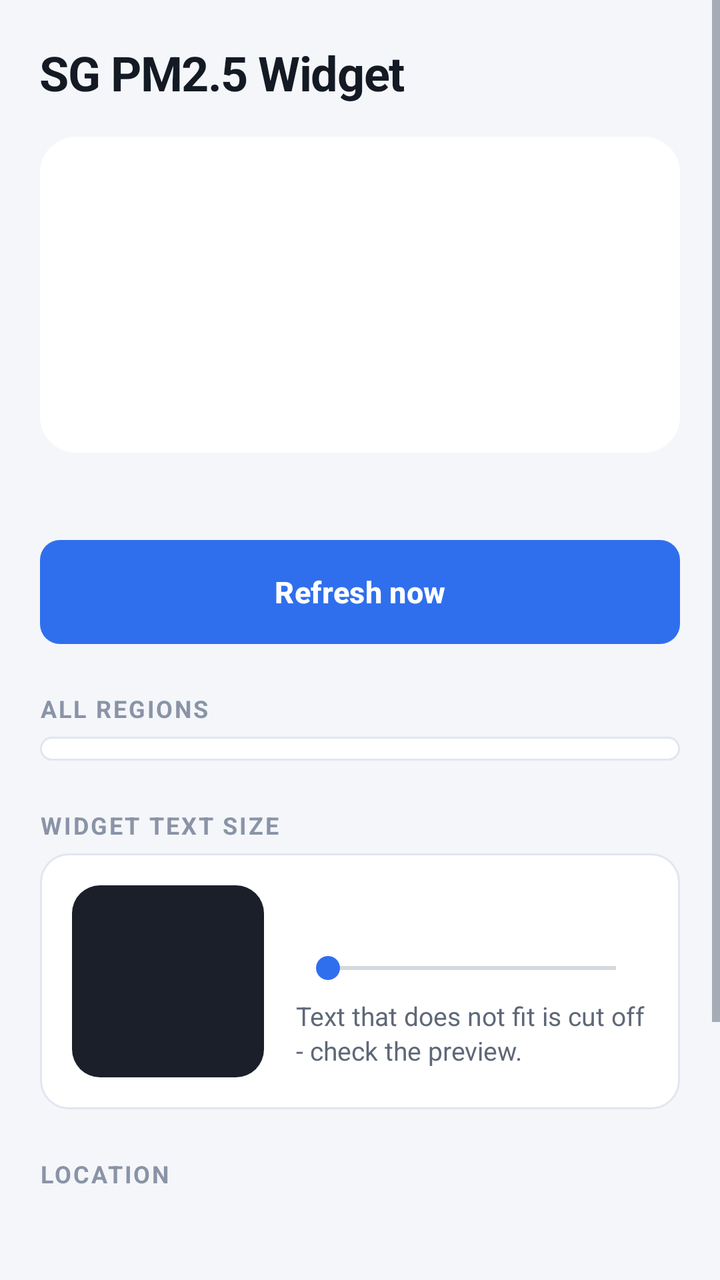
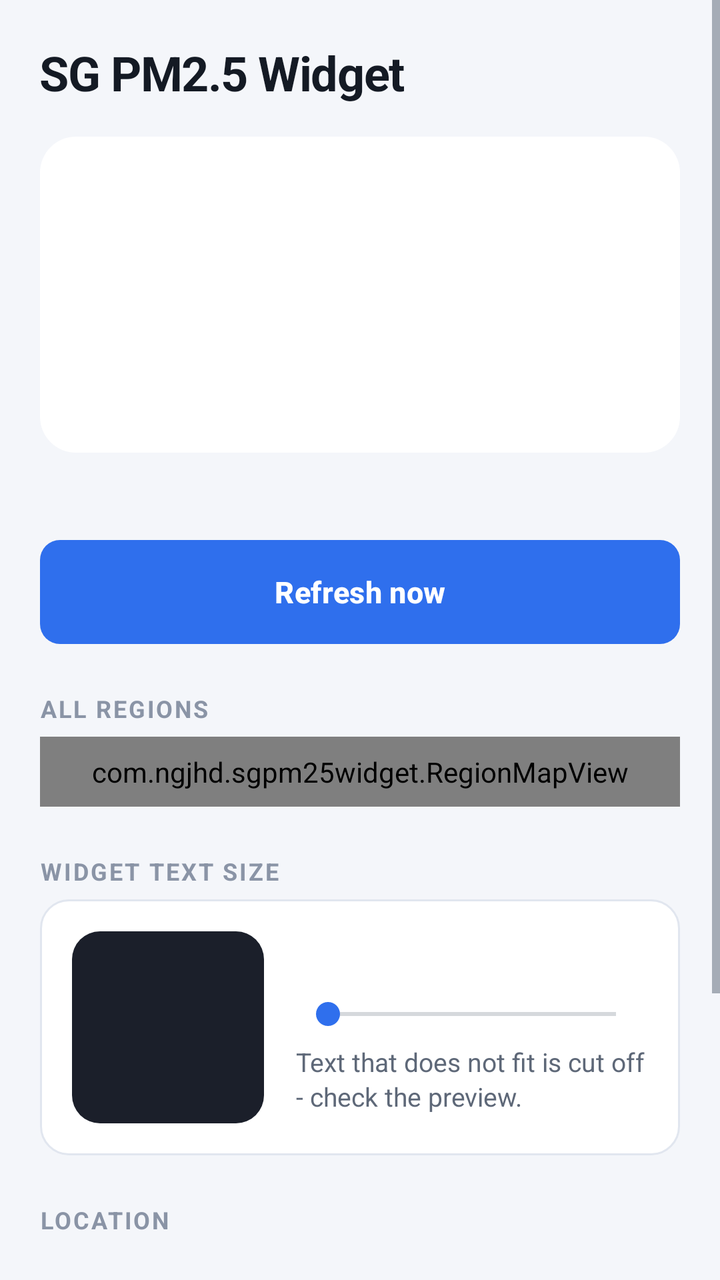

Screens rendered from an Android XML layout before and after an edit, with the pre-edit source and the edit as a unified diff.
<!-- AndroidManifest.xml: application theme AppTheme -->
<!-- res/layout/activity_main.xml -->
<?xml version="1.0" encoding="utf-8"?>
<LinearLayout xmlns:android="http://schemas.android.com/apk/res/android"
    android:id="@+id/main_root"
    android:layout_width="match_parent"
    android:layout_height="match_parent"
    android:background="@color/bg"
    android:orientation="vertical">

    <ScrollView
        android:layout_width="match_parent"
        android:layout_height="0dp"
        android:layout_weight="1">

    <LinearLayout
        android:layout_width="match_parent"
        android:layout_height="wrap_content"
        android:orientation="vertical"
        android:padding="20dp">

        <TextView
            style="@style/AppTitle"
            android:layout_width="match_parent"
            android:layout_height="wrap_content"
            android:text="@string/app_name" />

        
        <TextView
            android:id="@+id/setup_warning"
            android:layout_width="match_parent"
            android:layout_height="wrap_content"
            android:layout_marginTop="14dp"
            android:background="@drawable/bg_warning"
            android:lineSpacingExtra="2dp"
            android:padding="14dp"
            android:textColor="@color/warning_text"
            android:textSize="13sp"
            android:visibility="gone" />

        
        <LinearLayout
            android:id="@+id/current_card"
            android:layout_width="match_parent"
            android:layout_height="wrap_content"
            android:layout_marginTop="16dp"
            android:background="@drawable/bg_value"
            android:gravity="center"
            android:orientation="vertical"
            android:padding="20dp">

            <TextView
                android:id="@+id/current_region"
                android:layout_width="wrap_content"
                android:layout_height="wrap_content"
                android:textSize="18sp"
                android:textStyle="bold" />

            <TextView
                android:id="@+id/current_value"
                android:layout_width="wrap_content"
                android:layout_height="wrap_content"
                android:textSize="56sp"
                android:textStyle="bold" />

            <TextView
                android:id="@+id/current_band"
                android:layout_width="wrap_content"
                android:layout_height="wrap_content"
                android:textSize="14sp" />
        </LinearLayout>

        <TextView
            android:id="@+id/current_meta"
            style="@style/AppHint"
            android:layout_width="match_parent"
            android:layout_height="wrap_content"
            android:layout_marginTop="10dp"
            android:gravity="center" />

        
        <FrameLayout
            android:layout_width="match_parent"
            android:layout_height="wrap_content"
            android:layout_marginTop="16dp">

            <Button
                android:id="@+id/btn_refresh"
                style="@style/AppButtonPrimary"
                android:layout_width="match_parent"
                android:layout_height="wrap_content"
                android:text="Refresh now" />

            <ProgressBar
                android:id="@+id/refresh_spinner"
                android:layout_width="22dp"
                android:layout_height="22dp"
                android:layout_gravity="center_vertical|start"
                android:layout_marginStart="18dp"
                android:elevation="4dp"
                android:indeterminateTint="@color/on_accent"
                android:visibility="gone" />
        </FrameLayout>

        <TextView
            style="@style/AppLabel"
            android:layout_width="match_parent"
            android:layout_height="wrap_content"
            android:layout_marginTop="24dp"
            android:text="All regions" />

        <LinearLayout
            android:id="@+id/regions"
            android:layout_width="match_parent"
            android:layout_height="wrap_content"
            android:background="@drawable/bg_card"
            android:orientation="vertical"
            android:paddingStart="16dp"
            android:paddingTop="6dp"
            android:paddingEnd="16dp"
            android:paddingBottom="6dp" />

        
        <TextView
            style="@style/AppLabel"
            android:layout_width="match_parent"
            android:layout_height="wrap_content"
            android:layout_marginTop="24dp"
            android:text="Widget text size" />

        <LinearLayout
            android:layout_width="match_parent"
            android:layout_height="wrap_content"
            android:background="@drawable/bg_card"
            android:gravity="center_vertical"
            android:orientation="horizontal"
            android:padding="16dp">

            <FrameLayout
                android:id="@+id/widget_preview_frame"
                android:layout_width="wrap_content"
                android:layout_height="wrap_content"
                android:background="@drawable/bg_preview_wallpaper"
                android:padding="10dp">

                
                <FrameLayout
                    android:id="@+id/widget_preview"
                    android:layout_width="76dp"
                    android:layout_height="76dp" />
            </FrameLayout>

            <LinearLayout
                android:layout_width="0dp"
                android:layout_height="wrap_content"
                android:layout_marginStart="16dp"
                android:layout_weight="1"
                android:orientation="vertical">

                <TextView
                    android:id="@+id/text_scale_value"
                    android:layout_width="wrap_content"
                    android:layout_height="wrap_content"
                    android:textColor="@color/text_primary"
                    android:textSize="16sp"
                    android:textStyle="bold" />

                <SeekBar
                    android:id="@+id/text_scale"
                    android:layout_width="match_parent"
                    android:layout_height="wrap_content"
                    android:layout_marginTop="6dp" />

                <TextView
                    style="@style/AppHint"
                    android:layout_width="match_parent"
                    android:layout_height="wrap_content"
                    android:layout_marginTop="6dp"
                    android:text="Text that does not fit is cut off - check the preview." />
            </LinearLayout>
        </LinearLayout>

        <TextView
            style="@style/AppLabel"
            android:layout_width="match_parent"
            android:layout_height="wrap_content"
            android:layout_marginTop="24dp"
            android:text="Location" />

        <TextView
            android:id="@+id/location_status"
            style="@style/AppHint"
            android:layout_width="match_parent"
            android:layout_height="wrap_content" />

        <Button
            android:id="@+id/btn_location"
            style="@style/AppButtonSecondary"
            android:layout_width="match_parent"
            android:layout_height="wrap_content"
            android:layout_marginTop="10dp"
            android:visibility="gone" />

        <TextView
            style="@style/AppHint"
            android:layout_width="match_parent"
            android:layout_height="wrap_content"
            android:layout_marginTop="24dp"
            android:text="Values are the 1-hour PM2.5 concentration in µg/m³. Bands (NEA): 0–55 Normal, 56–150 Elevated, 151–250 High, 251 and above Very high.\n\nThe widget updates every hour at 20 minutes past, while the screen is on, and catches up when the phone wakes. Add it from your home screen's widget picker. Data: data.gov.sg." />

    </LinearLayout>
    </ScrollView>

    
    <Button
        android:id="@+id/btn_done"
        style="@style/AppButtonPrimary"
        android:layout_width="match_parent"
        android:layout_height="wrap_content"
        android:layout_marginStart="20dp"
        android:layout_marginTop="8dp"
        android:layout_marginEnd="20dp"
        android:layout_marginBottom="12dp"
        android:text="Done"
        android:visibility="gone" />
</LinearLayout>
<!-- resources referenced by this layout -->
<resources>
  <color name="bg">#F4F6FA</color>
  <color name="on_accent">#FFFFFF</color>
  <color name="text_primary">#141A24</color>
  <color name="warning_text">#7A5300</color>
  <!-- drawable bg_card (drawable) -->
  <?xml version="1.0" encoding="utf-8"?>
  <shape xmlns:android="http://schemas.android.com/apk/res/android"
      android:shape="rectangle">
      <solid android:color="@color/surface" />
      <corners android:radius="14dp" />
      <stroke
          android:width="1dp"
          android:color="@color/stroke" />
  </shape>
  <!-- drawable bg_preview_wallpaper (drawable) -->
  <?xml version="1.0" encoding="utf-8"?>
  <shape xmlns:android="http://schemas.android.com/apk/res/android"
      android:shape="rectangle">
      <solid android:color="#1B1F2A" />
      <corners android:radius="14dp" />
  </shape>
  <!-- drawable bg_value (drawable) -->
  <?xml version="1.0" encoding="utf-8"?>
  <shape xmlns:android="http://schemas.android.com/apk/res/android"
      android:shape="rectangle">
      <solid android:color="#FFFFFF" />
      <corners android:radius="18dp" />
  </shape>
  <!-- drawable bg_warning (drawable) -->
  <?xml version="1.0" encoding="utf-8"?>
  <ripple xmlns:android="http://schemas.android.com/apk/res/android"
      android:color="#33F0C465">
      <item>
          <shape android:shape="rectangle">
              <solid android:color="@color/warning_bg" />
              <corners android:radius="12dp" />
              <stroke android:width="1dp" android:color="@color/warning_stroke" />
          </shape>
      </item>
  </ripple>
  <string name="app_name">SG PM2.5 Widget</string>
  <style name="AppButtonPrimary" parent="android:Widget.Material.Button">
          <item name="android:background">@drawable/bg_button_primary</item>
          <item name="android:textColor">@color/on_accent</item>
          <item name="android:textSize">15sp</item>
          <item name="android:textStyle">bold</item>
          <item name="android:textAllCaps">false</item>
          <item name="android:letterSpacing">0.01</item>
          <item name="android:minHeight">52dp</item>
          <item name="android:stateListAnimator">@null</item>
          <item name="android:elevation">0dp</item>
      </style>
  <style name="AppButtonSecondary" parent="android:Widget.Material.Button">
          <item name="android:background">@drawable/bg_button_secondary</item>
          <item name="android:textColor">@color/text_secondary</item>
          <item name="android:textSize">15sp</item>
          <item name="android:textStyle">bold</item>
          <item name="android:textAllCaps">false</item>
          <item name="android:minHeight">52dp</item>
          <item name="android:stateListAnimator">@null</item>
          <item name="android:elevation">0dp</item>
      </style>
  <style name="AppHint">
          <item name="android:textSize">13sp</item>
          <item name="android:textColor">@color/text_secondary</item>
          <item name="android:lineSpacingExtra">2dp</item>
      </style>
  <style name="AppLabel">
          <item name="android:textSize">12sp</item>
          <item name="android:textStyle">bold</item>
          <item name="android:textAllCaps">true</item>
          <item name="android:letterSpacing">0.08</item>
          <item name="android:textColor">@color/text_muted</item>
          <item name="android:paddingBottom">6dp</item>
      </style>
  <style name="AppTitle">
          <item name="android:textSize">24sp</item>
          <item name="android:textStyle">bold</item>
          <item name="android:textColor">@color/text_primary</item>
          <item name="android:letterSpacing">-0.02</item>
      </style>
  <color name="surface">#FFFFFF</color>
  <color name="stroke">#E1E6EF</color>
  <color name="warning_bg">#FFF5E0</color>
  <color name="warning_stroke">#F0C465</color>
  <color name="text_secondary">#5E6878</color>
  <color name="text_muted">#8A94A6</color>
  <color name="accent">#2F6FED</color>
  <color name="accent_dark">#1B4FC0</color>
  <color name="accent_pressed">#E8EFFD</color>
  <color name="stroke_strong">#C9D2E3</color>
  <!-- unchanged entries left out for length: 3 -->
</resources>

<!-- the commit's change to res/layout/activity_main.xml (unified diff, before → after) -->
@@ -107,16 +107,12 @@
             android:layout_marginTop="24dp"
             android:text="All regions" />
 
-        <LinearLayout
+        <com.ngjhd.sgpm25widget.RegionMapView
             android:id="@+id/regions"
             android:layout_width="match_parent"
             android:layout_height="wrap_content"
             android:background="@drawable/bg_card"
-            android:orientation="vertical"
-            android:paddingStart="16dp"
-            android:paddingTop="6dp"
-            android:paddingEnd="16dp"
-            android:paddingBottom="6dp" />
+            android:padding="8dp" />
 
         
         <TextView
